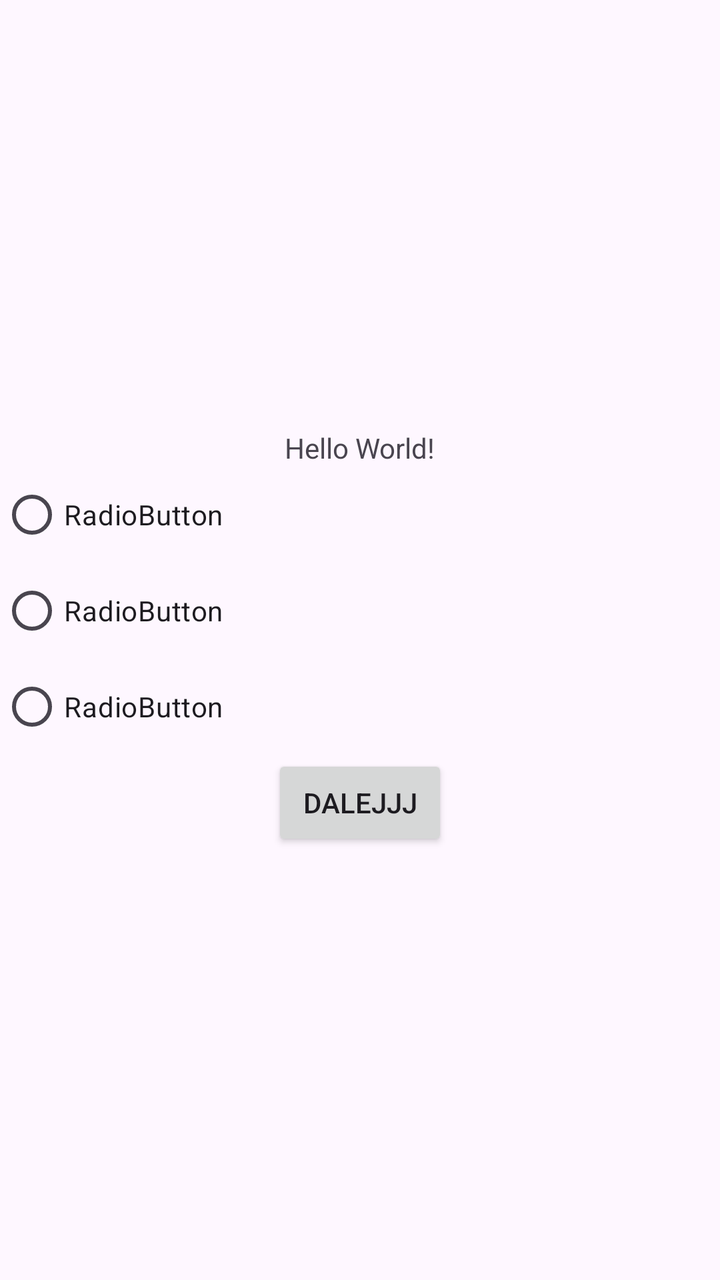
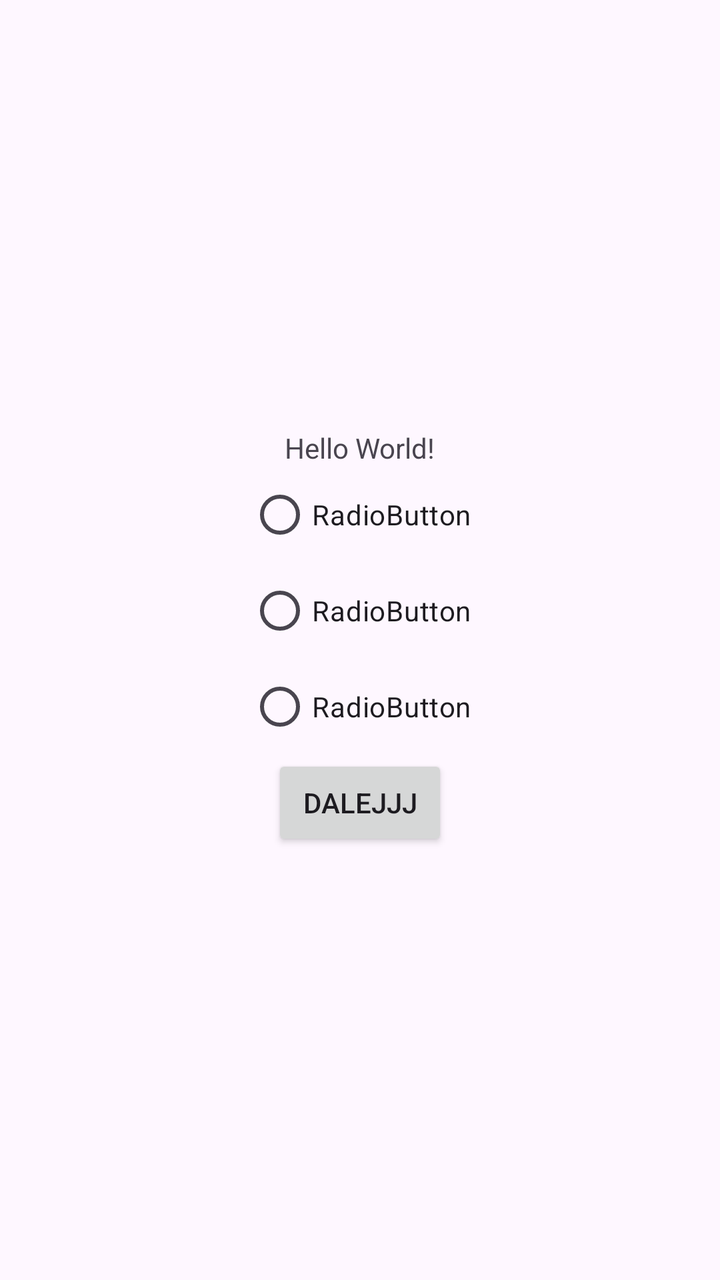

Before-and-after screenshots of an Android layout around one commit, followed by the original layout XML and the change that was made.
<!-- AndroidManifest.xml: application theme Theme.TestOnlajn -->
<!-- res/layout/activity_main.xml -->
<?xml version="1.0" encoding="utf-8"?>
<LinearLayout xmlns:android="http://schemas.android.com/apk/res/android"
    xmlns:app="http://schemas.android.com/apk/res-auto"
    xmlns:tools="http://schemas.android.com/tools"
    android:id="@+id/main"
    android:layout_width="match_parent"
    android:layout_height="match_parent"
    android:orientation="vertical"
    android:gravity="center"
    tools:context=".MainActivity">

    <TextView
        android:id="@+id/pytanieView"
        android:layout_width="wrap_content"
        android:layout_height="wrap_content"
        android:text="Hello World!" />

    <RadioGroup
        android:layout_width="match_parent"
        android:layout_height="wrap_content" >

        <RadioButton
            android:id="@+id/radioButton1"
            android:layout_width="match_parent"
            android:layout_height="wrap_content"
            android:text="RadioButton" />

        <RadioButton
            android:id="@+id/radioButton2"
            android:layout_width="match_parent"
            android:layout_height="wrap_content"
            android:text="RadioButton" />

        <RadioButton
            android:id="@+id/radioButton3"
            android:layout_width="match_parent"
            android:layout_height="wrap_content"
            android:text="RadioButton" />
    </RadioGroup>

    <Button
        android:id="@+id/dalej"
        android:layout_width="wrap_content"
        android:layout_height="wrap_content"
        android:text="Dalejjj" />

</LinearLayout>
<!-- resources referenced by this layout -->
<resources>
  <style name="Theme.TestOnlajn" parent="Base.Theme.TestOnlajn" />
  <style name="Base.Theme.TestOnlajn" parent="Theme.Material3.DayNight.NoActionBar">
          
          
      </style>
</resources>

<!-- the commit's change to res/layout/activity_main.xml (unified diff, before → after) -->
@@ -16,7 +16,7 @@
         android:text="Hello World!" />
 
     <RadioGroup
-        android:layout_width="match_parent"
+        android:layout_width="wrap_content"
         android:layout_height="wrap_content" >
 
         <RadioButton
